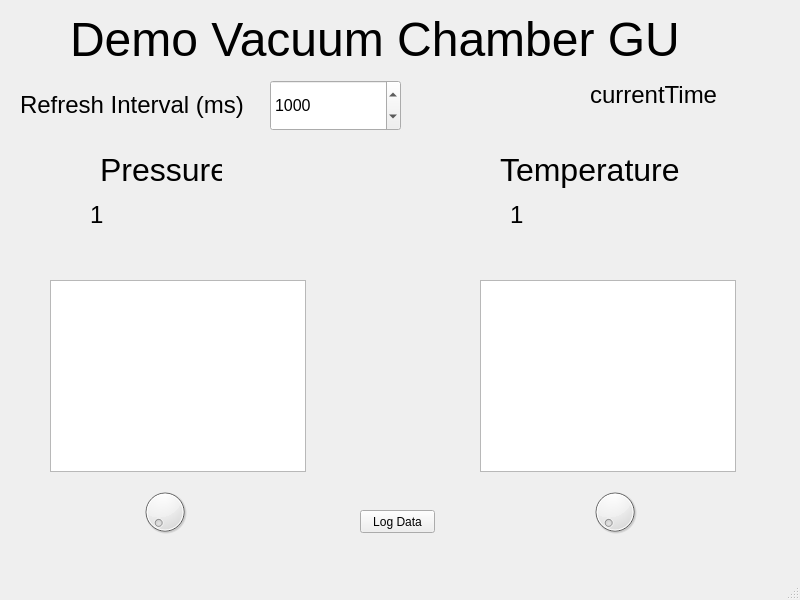
Above: demoTVCgui.ui from Coasternaut/ThermalVacuumChamberGUI before the change. Below: the same form after it.
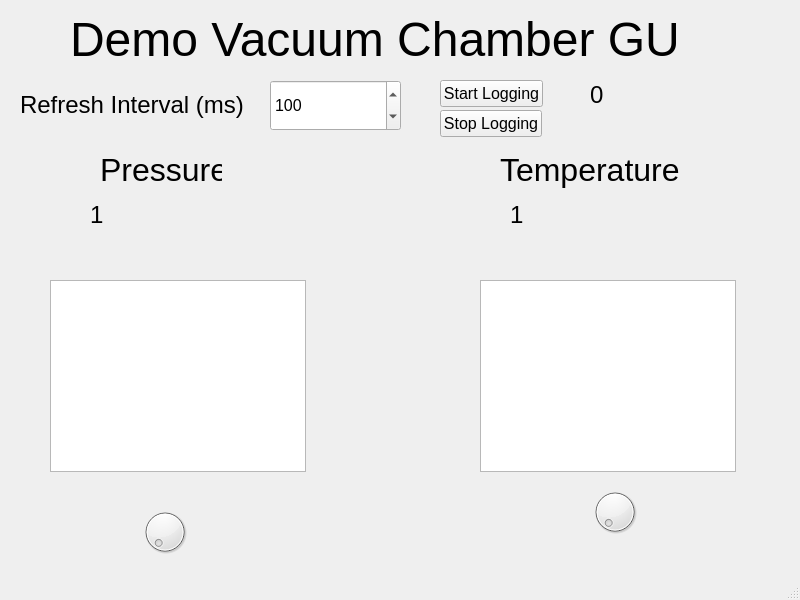
That is the form after the change. Custom widgets are drawn as their Qt base class.

Commit message: working graph demo

```diff
--- a/demoTVCgui.ui
+++ b/demoTVCgui.ui
@@ -83,7 +83,7 @@
      </font>
     </property>
     <property name="text">
-     <string>currentTime</string>
+     <string>0</string>
     </property>
    </widget>
    <widget class="QLabel" name="currentPresDisp">
@@ -146,7 +146,7 @@
     <property name="geometry">
      <rect>
       <x>140</x>
-      <y>480</y>
+      <y>500</y>
       <width>50</width>
       <height>64</height>
      </rect>
@@ -197,13 +197,13 @@
      </font>
     </property>
     <property name="minimum">
-     <number>100</number>
+     <number>1</number>
     </property>
     <property name="maximum">
      <number>10000</number>
     </property>
     <property name="value">
-     <number>1000</number>
+     <number>100</number>
     </property>
    </widget>
    <widget class="QDial" name="tempDial">
@@ -231,14 +231,37 @@
    <widget class="QPushButton" name="logButton">
     <property name="geometry">
      <rect>
-      <x>360</x>
-      <y>510</y>
-      <width>75</width>
-      <height>23</height>
+      <x>440</x>
+      <y>80</y>
+      <width>103</width>
+      <height>27</height>
      </rect>
     </property>
+    <property name="font">
+     <font>
+      <pointsize>12</pointsize>
+     </font>
+    </property>
     <property name="text">
-     <string>Log Data</string>
+     <string>Start Logging</string>
+    </property>
+   </widget>
+   <widget class="QPushButton" name="stopButton">
+    <property name="geometry">
+     <rect>
+      <x>440</x>
+      <y>110</y>
+      <width>102</width>
+      <height>27</height>
+     </rect>
+    </property>
+    <property name="font">
+     <font>
+      <pointsize>12</pointsize>
+     </font>
+    </property>
+    <property name="text">
+     <string>Stop Logging</string>
     </property>
    </widget>
   </widget>
```
Left out of the diff: 4 changed lines with no effect on the pictures. The commit also changes 1 other file.
